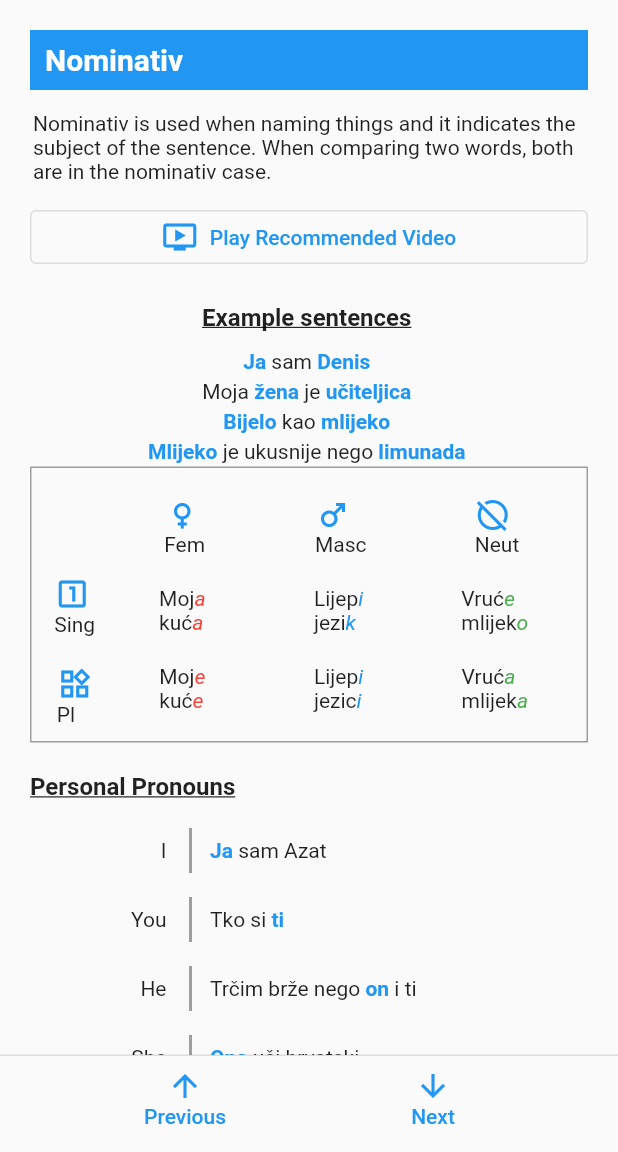
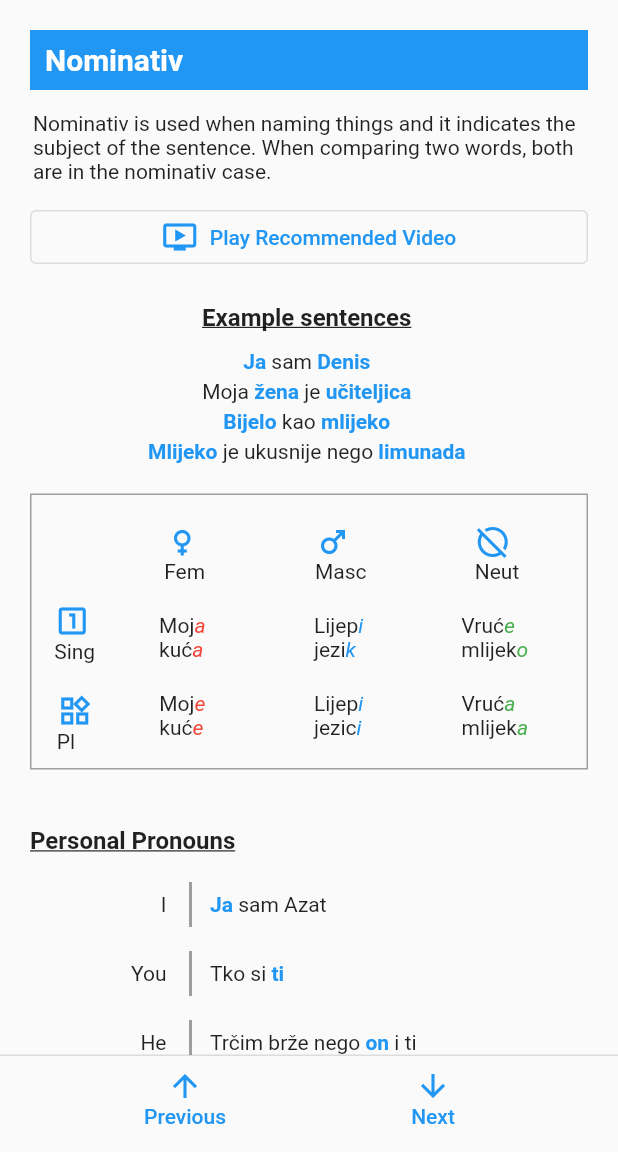
Before and after one commit to nel-sam/navika, a Flutter app: the GrammarGuide screen opened directly, on a phone screen of 412 x 824 dp, the part 84-1236 px from its top. Run offline on Flutter 3.47's test engine with Material 2 defaults, Android fonts, the phone set to English and light mode, and no system bars; our stand-ins replace google_mobile_ads, url_launcher_web; generated files the repository leaves out were written again; network calls fail; Roboto replaces fonts that are missing (helvetica).

Commit message:
Added declension notes back in

```diff
--- a/lib/widgets/content-generators/genetiv-generators.dart
+++ b/lib/widgets/content-generators/genetiv-generators.dart
@@ -15,12 +15,16 @@ class GenetivGenerators {
     if (noun.tags.contains(Tags.BodyPart) && !isPlural) {
       start = 'Boja';
       end = 'je lijepa';
+    } else if (noun.tags.contains(Tags.Human) && N.coinFlip()) {
+      start = 'Ja sam kod';
     } else if (noun.tags.contains(Tags.Human) ||
         noun.tags.contains(Tags.Portable)) {
-      if (pronoun!.dictionary != 'moj')
+      if (pronoun!.dictionary != 'moj') if (N.coinFlip())
         start = N.coinFlip() ? 'Otkad sam bez' : 'Ići ću bez';
       else
-        start = 'Ići ćeš bez';
+        start = 'Kraj';
+      else
+        start = N.coinFlip() ? 'Kraj' : 'Ići ćeš bez';
     } else if (noun.tags.contains(Tags.Country)) {
       start = pronoun!.dictionary != 'moj' ? 'Ja sam iz' : 'On je iz';
     } else if (noun.tags.contains(Tags.Location)) {
--- a/lib/widgets/grammar-guide/child-widgets/declension-table.dart
+++ b/lib/widgets/grammar-guide/child-widgets/declension-table.dart
@@ -47,7 +47,11 @@ class DeclensionTable extends StatelessWidget {
 
   @override
   Widget build(BuildContext context) {
-    return Container(
+    return Column(
+      children: [
+        Padding(
+          padding: const EdgeInsets.only(top: 18, bottom: 18),
+          child: Container(
             decoration: BoxDecoration(
               border: Border.all(color: Colors.grey),
             ),
@@ -119,6 +123,119 @@ class DeclensionTable extends StatelessWidget {
                 )
               ],
             ),
+          ),
+        ),
+        if (notes != null)
+          ...notes!.map(
+            (note) => Padding(
+              padding: const EdgeInsets.only(bottom: 12),
+              child: Row(
+                children: [
+                  Padding(
+                    padding: const EdgeInsets.only(bottom: 8, right: 6),
+                    child: Text(
+                      getAsterix(notes!.indexOf(note) + 1),
+                    ),
+                  ),
+                  Flexible(
+                    child: RichText(
+                      maxLines: 10,
+                      text: TextSpan(
+                        style: TextStyle(
+                            fontSize: 12,
+                            color: N.isDarkTheme(context)
+                                ? Colors.white
+                                : Colors.black),
+                        children: [
+                          TextSpan(text: note, style: DECLINED_LETTER_STYLE)
+                        ],
+                      ),
+                    ),
+                  ),
+                ],
+              ),
+            ),
+          ),
+        if (showEqualItemNote)
+          Row(
+            children: [
+              Padding(
+                // Little square
+                padding: const EdgeInsets.only(right: 5),
+                child: Container(
+                  width: 13,
+                  height: 13,
+                  decoration: BoxDecoration(
+                    border: Border.all(color: EQUAL_ITEMS_BORDER_COLOR),
+                    borderRadius: BorderRadius.circular(2),
+                  ),
+                ),
+              ),
+              if (additionalEqualItemColor != EQUAL_ITEMS_BORDER_COLOR)
+                Padding(
+                  // Little square 1
+                  padding: const EdgeInsets.only(right: 5),
+                  child: Container(
+                    width: 13,
+                    height: 13,
+                    decoration: BoxDecoration(
+                      border: Border.all(color: additionalEqualItemColor),
+                      borderRadius: BorderRadius.circular(2),
+                    ),
+                  ),
+                ),
+              RichText(
+                text: TextSpan(
+                  style: TextStyle(
+                      fontSize: 12,
+                      color:
+                          N.isDarkTheme(context) ? Colors.white : Colors.black),
+                  children: [
+                    TextSpan(
+                      text: AppLocalizations.of(context)!.equalDeclensions,
+                      style: DECLINED_LETTER_STYLE,
+                    )
+                  ],
+                ),
+              ),
+            ],
+          ),
+        borderedItemNote != ''
+            ? Padding(
+                padding: const EdgeInsets.only(top: 8),
+                child: Row(
+                  children: [
+                    Padding(
+                      // Little square 1
+                      padding: const EdgeInsets.only(right: 5),
+                      child: Container(
+                        width: 13,
+                        height: 13,
+                        decoration: BoxDecoration(
+                          border: Border.all(color: ACCENT_COLOR),
+                          borderRadius: BorderRadius.circular(2),
+                        ),
+                      ),
+                    ),
+                    RichText(
+                      text: TextSpan(
+                        style: TextStyle(
+                            fontSize: 12,
+                            color: N.isDarkTheme(context)
+                                ? Colors.white
+                                : Colors.black),
+                        children: [
+                          TextSpan(
+                              text: borderedItemNote,
+                              style: DECLINED_LETTER_STYLE)
+                        ],
+                      ),
+                    ),
+                  ],
+                ),
+              )
+            : Container(),
+      ],
     );
   }
 }
--- a/pubspec.yaml
+++ b/pubspec.yaml
@@ -1,7 +1,7 @@
 name: navika
 description: A new Flutter project.
 publish_to: 'none' # Remove this line if you wish to publish to pub.dev
-version: 1.8.2+1.8.2
+version: 1.8.3+1.8.3
 environment:
   sdk: ">=2.12.0 <3.0.0"
 
```
Lines whose indentation alone changed are shown as unchanged.
